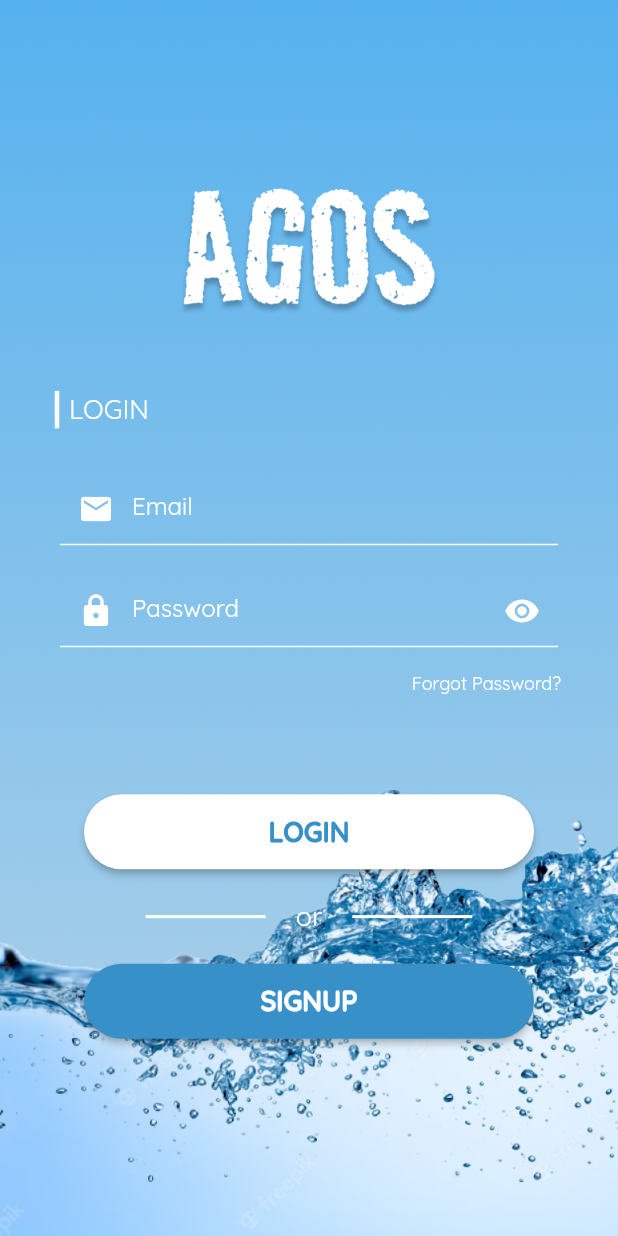
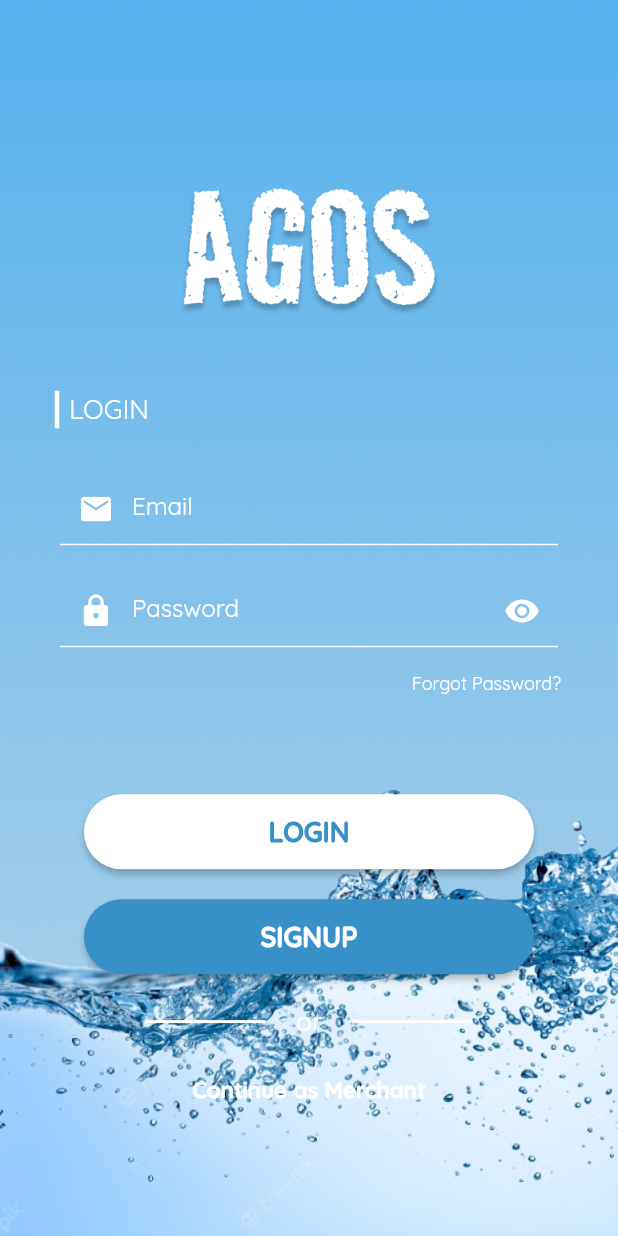
Before and after one commit to lansoyyy/project_agos, a Flutter app: the screen it shows after launch, after a tap on "SIGNUP", after a tap on "Login", on a phone screen of 412 x 824 dp. Run offline on Flutter 3.47's test engine with Material 2 defaults, Android fonts, the phone set to English and light mode, and no system bars; our stand-ins replace fluttertoast, google_maps_flutter; missing offline and left inert: ticket_widget.

Commit message:
merchant auth ui

```diff
--- a/lib/screens/auth/login_screen.dart
+++ b/lib/screens/auth/login_screen.dart
@@ -23,7 +23,7 @@ class LoginScreen extends StatelessWidget {
         decoration: const BoxDecoration(
           color: primary,
           image: DecorationImage(
-              opacity: 100,
+              opacity: 150,
               image: AssetImage(
                 'assets/images/background.png',
               ),
@@ -147,6 +147,20 @@ class LoginScreen extends StatelessWidget {
                 const SizedBox(
                   height: 20,
                 ),
+                Center(
+                  child: ButtonWidget(
+                    radius: 100,
+                    labelColor: Colors.white,
+                    label: 'SIGNUP',
+                    onPressed: () {
+                      Navigator.of(context).pushReplacement(MaterialPageRoute(
+                          builder: (context) => SignupScreen()));
+                    },
+                  ),
+                ),
+                const SizedBox(
+                  height: 20,
+                ),
                 Row(
                   mainAxisAlignment: MainAxisAlignment.center,
                   children: [
@@ -174,17 +188,16 @@ class LoginScreen extends StatelessWidget {
                   ],
                 ),
                 const SizedBox(
-                  height: 20,
+                  height: 10,
                 ),
                 Center(
-                  child: ButtonWidget(
-                    radius: 100,
-                    labelColor: Colors.white,
-                    label: 'SIGNUP',
-                    onPressed: () {
-                      Navigator.of(context).pushReplacement(MaterialPageRoute(
-                          builder: (context) => SignupScreen()));
-                    },
+                  child: TextButton(
+                    onPressed: () {},
+                    child: TextBold(
+                      text: 'Continue as Merchant',
+                      fontSize: 15,
+                      color: Colors.white,
+                    ),
                   ),
                 ),
                 const SizedBox(
--- a/lib/screens/auth/signup_screen.dart
+++ b/lib/screens/auth/signup_screen.dart
@@ -25,7 +25,7 @@ class SignupScreen extends StatelessWidget {
         decoration: const BoxDecoration(
           color: primary,
           image: DecorationImage(
-              opacity: 100,
+              opacity: 150,
               image: AssetImage(
                 'assets/images/background.png',
               ),
@@ -190,7 +190,7 @@ class SignupScreen extends StatelessWidget {
                   children: [
                     TextRegular(
                         text: 'Already have an account?',
-                        fontSize: 12,
+                        fontSize: 14,
                         color: Colors.white),
                     TextButton(
                       onPressed: () {
@@ -198,7 +198,7 @@ class SignupScreen extends StatelessWidget {
                             builder: (context) => LoginScreen()));
                       },
                       child: TextBold(
-                          text: 'Login', fontSize: 14, color: Colors.white),
+                          text: 'Login', fontSize: 15, color: Colors.white),
                     )
                   ],
                 ),
```
